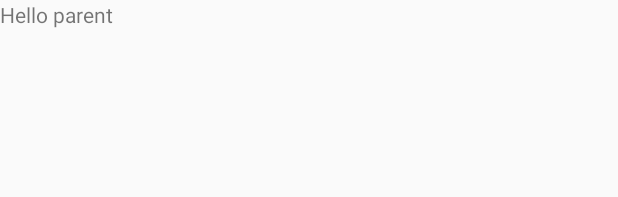
After one commit to tsvetkovdimitar/tech-and-tools, an Android app: the layout activity_parent_profile.xml on its own in the app's theme, with its tools: preview values and no code run, on a phone screen of 412 x 824 dp. The commit adds this screen. Shown: the top 197 px of the screen. Run offline under Robolectric (Android 15) with nearby library versions, the phone set to English and light mode, and no system bars.

Commit message:
UI and partial functionality for parent and carer roles added

```diff
--- a/app/src/main/AndroidManifest.xml
+++ b/app/src/main/AndroidManifest.xml
@@ -5,7 +5,7 @@
     <uses-permission android:name="android.permission.INTERNET" />
     <uses-permission android:name="android.permission.WRITE_EXTERNAL_STORAGE" />
     <uses-permission android:name="android.permission.READ_EXTERNAL_STORAGE" />
-    <uses-permission android:name="android.permission."/>
+    <uses-permission android:name="android.permission." />
 
     <application
         android:allowBackup="true"
@@ -14,7 +14,8 @@
         android:roundIcon="@mipmap/ic_launcher_round"
         android:supportsRtl="true"
         android:theme="@style/AppTheme">
-        <activity android:name=".AddChildActivity"></activity>
+        <activity android:name=".ParentProfileActivity"></activity>
+        <activity android:name=".AddChildActivity" />
         <activity
             android:name=".ProfileActivity"
             android:screenOrientation="portrait" />
--- a/app/src/main/java/com/d1m1tr/tech_and_tools_project/ProfileActivity.java
+++ b/app/src/main/java/com/d1m1tr/tech_and_tools_project/ProfileActivity.java
@@ -121,7 +121,6 @@ public class ProfileActivity extends AppCompatActivity {
                 return true;
             }
         });
-
 
 
     }
--- /dev/null
+++ b/app/src/main/res/layout/activity_parent_profile.xml
@@ -0,0 +1,17 @@
+<?xml version="1.0" encoding="utf-8"?>
+<RelativeLayout
+
+    xmlns:android="http://schemas.android.com/apk/res/android"
+    xmlns:app="http://schemas.android.com/apk/res-auto"
+    xmlns:tools="http://schemas.android.com/tools"
+    android:layout_width="match_parent"
+    android:layout_height="match_parent"
+    tools:context=".ParentProfileActivity">
+
+    <TextView
+        android:id="@+id/parent_profile_name"
+        android:layout_width="match_parent"
+        android:layout_height="wrap_content"
+        android:text="Hello parent"/>
+
+</RelativeLayout>
```
Also changed, not shown: app/build.gradle (+4 -4 lines), app/src/main/java/com/d1m1tr/tech_and_tools_project/MainActivity.java (+56 -10 lines), app/src/main/java/com/d1m1tr/tech_and_tools_project/ParentProfileActivity.java (added, +13 -0 lines), app/src/main/java/com/d1m1tr/tech_and_tools_project/SignUpActivity.java (+19 -1 lines), app/src/main/java/com/d1m1tr/tech_and_tools_project/User.java (+13 -2 lines).
